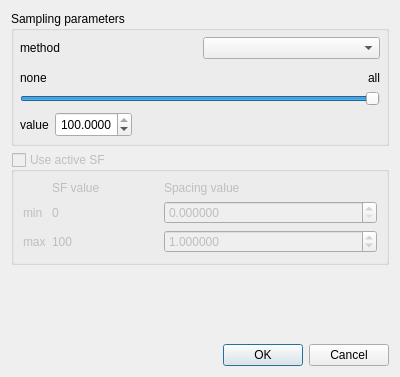
Above: qCC/ui_templates/subsamplingDlg.ui from CloudCompare/CloudCompare before the change. Below: the same form after it.
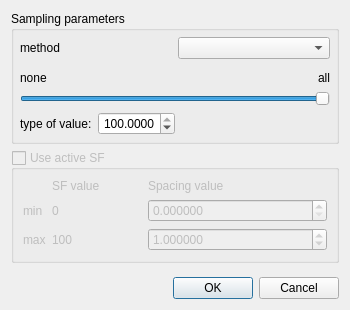
That is the form after the change.

Commit message: Subsampling dialog improvements

The edit to the form file:
```diff
--- a/qCC/ui_templates/subsamplingDlg.ui
+++ b/qCC/ui_templates/subsamplingDlg.ui
@@ -6,8 +6,8 @@
    <rect>
     <x>0</x>
     <y>0</y>
-    <width>400</width>
-    <height>377</height>
+    <width>350</width>
+    <height>310</height>
    </rect>
   </property>
   <property name="windowTitle">
@@ -110,18 +110,12 @@
         <item>
          <widget class="QLabel" name="valueLabel">
           <property name="text">
-           <string>value</string>
+           <string>type of value:</string>
           </property>
          </widget>
         </item>
         <item>
-         <widget class="QDoubleSpinBox" name="samplingValue">
-          <property name="minimumSize">
-           <size>
-            <width>0</width>
-            <height>25</height>
-           </size>
-          </property>
+         <widget class="QDoubleSpinBox" name="valueDoubleSpinBox">
           <property name="alignment">
            <set>Qt::AlignRight|Qt::AlignTrailing|Qt::AlignVCenter</set>
           </property>
```
Left out of the diff: 6 changed lines with no effect on the pictures. The commit also changes 3 other files.
